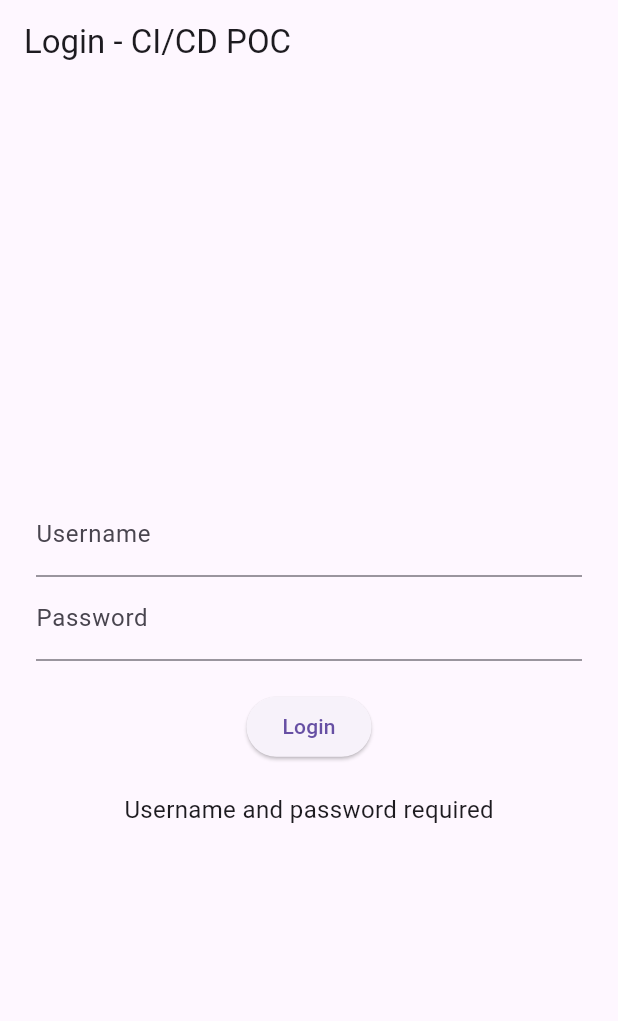
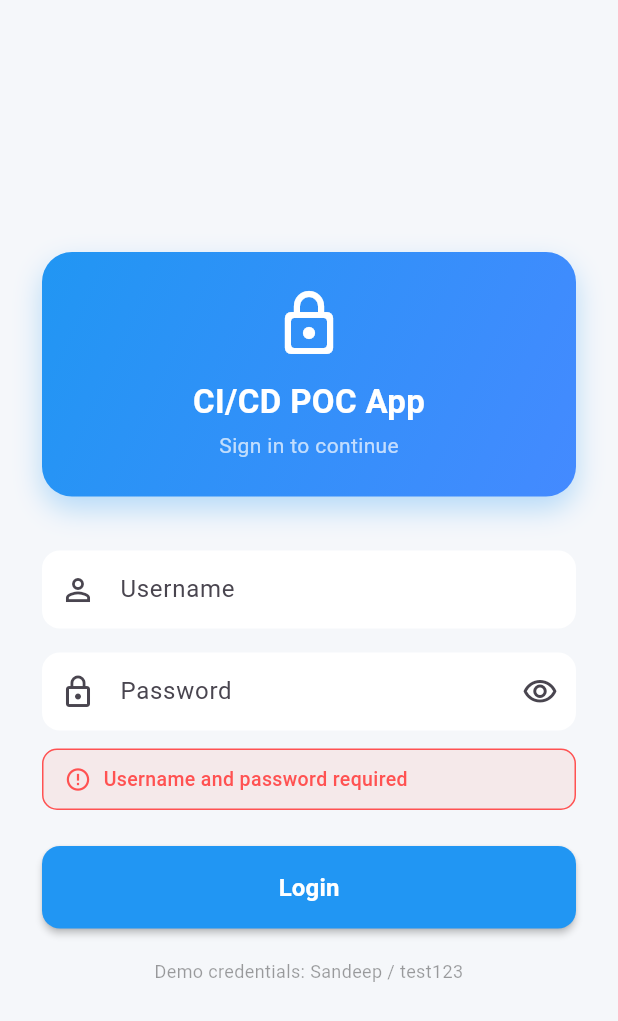
Before and after one commit to Roy7788/cicd_poc, a Flutter app: the screen it shows after launch, after a tap on "Login", on a phone screen of 412 x 824 dp. Shown: the top 1021 px of the screen. Run offline on Flutter 3.47's test engine with Material 3 defaults, Android fonts, the phone set to English and light mode, and no system bars.

Commit message:
Add home screen navigation, fix login validation bug, and improve UI styling

```diff
--- /dev/null
+++ b/lib/login_logic.dart
@@ -0,0 +1,18 @@
+class LoginResult {
+  final bool success;
+  final String message;
+
+  LoginResult(this.success, this.message);
+}
+
+LoginResult validateLogin(String username, String password) {
+  if (username.trim().isEmpty || password.trim().isEmpty) {
+    return LoginResult(false, 'Username and password required');
+  }
+
+  if (username == 'Sandeep' && password == 'test123') {
+    return LoginResult(true, 'Login successful');
+  }
+
+  return LoginResult(false, 'Invalid credentials');
+}
--- a/lib/main.dart
+++ b/lib/main.dart
@@ -1,4 +1,6 @@
 import 'package:flutter/material.dart';
+import 'login_logic.dart';
+import 'home_screen.dart';
 
 void main() {
   runApp(const MyApp());
@@ -11,7 +13,20 @@ class MyApp extends StatelessWidget {
   Widget build(BuildContext context) {
     return MaterialApp(
       title: 'CI/CD POC App',
-      theme: ThemeData(primarySwatch: Colors.blue),
+      theme: ThemeData(
+        primarySwatch: Colors.blue,
+        scaffoldBackgroundColor: const Color(0xFFF5F7FA),
+        inputDecorationTheme: InputDecorationTheme(
+          filled: true,
+          fillColor: Colors.white,
+          border: OutlineInputBorder(
+            borderRadius: BorderRadius.circular(12),
+            borderSide: BorderSide.none,
+          ),
+          contentPadding:
+              const EdgeInsets.symmetric(horizontal: 16, vertical: 14),
+        ),
+      ),
       home: const LoginPage(),
     );
   }
@@ -28,57 +43,183 @@ class _LoginPageState extends State<LoginPage> {
   final TextEditingController _usernameController = TextEditingController();
   final TextEditingController _passwordController = TextEditingController();
   String _message = '';
+  bool _obscurePassword = true;
 
-  // Simple validation logic - this is what our functional tests will check
   void _login() {
-    final username = _usernameController.text.trim();
-    final password = _passwordController.text.trim();
+    final username = _usernameController.text;
+    final result = validateLogin(username, _passwordController.text);
 
-    if (username.isEmpty || password.isEmpty) {
-      setState(() => _message = 'Username and password required');
-      return;
-    }
-
-    if (username == 'rahul' && password == 'test123') {
-      setState(() => _message = 'Login successful');
+    if (result.success) {
+      setState(() => _message = '');
+      Navigator.of(context).push(
+        MaterialPageRoute(
+          builder: (context) => HomeScreen(username: username),
+        ),
+      );
     } else {
-      setState(() => _message = 'Invalid credentials');
+      setState(() => _message = result.message);
     }
   }
 
   @override
   Widget build(BuildContext context) {
     return Scaffold(
-      appBar: AppBar(title: const Text('Login - CI/CD POC')),
-      body: Padding(
-        padding: const EdgeInsets.all(24.0),
+      body: SafeArea(
+        child: SingleChildScrollView(
+          padding: const EdgeInsets.symmetric(horizontal: 28),
+          child: ConstrainedBox(
+            constraints: BoxConstraints(
+              minHeight: MediaQuery.of(context).size.height -
+                  MediaQuery.of(context).padding.top -
+                  MediaQuery.of(context).padding.bottom,
+            ),
+            child: IntrinsicHeight(
               child: Column(
                 mainAxisAlignment: MainAxisAlignment.center,
+                crossAxisAlignment: CrossAxisAlignment.stretch,
                 children: [
+                  // Logo / header section
+                  Container(
+                    padding: const EdgeInsets.all(24),
+                    decoration: BoxDecoration(
+                      gradient: const LinearGradient(
+                        colors: [Colors.blue, Colors.blueAccent],
+                        begin: Alignment.topLeft,
+                        end: Alignment.bottomRight,
+                      ),
+                      borderRadius: BorderRadius.circular(20),
+                      boxShadow: [
+                        BoxShadow(
+                          color: Colors.blue.withValues(alpha: 0.3),
+                          blurRadius: 16,
+                          offset: const Offset(0, 8),
+                        ),
+                      ],
+                    ),
+                    child: const Column(
+                      children: [
+                        Icon(Icons.lock_outline_rounded,
+                            size: 48, color: Colors.white),
+                        SizedBox(height: 12),
+                        Text(
+                          'CI/CD POC App',
+                          style: TextStyle(
+                            fontSize: 22,
+                            fontWeight: FontWeight.bold,
+                            color: Colors.white,
+                          ),
+                        ),
+                        SizedBox(height: 4),
+                        Text(
+                          'Sign in to continue',
+                          style: TextStyle(
+                            fontSize: 14,
+                            color: Colors.white70,
+                          ),
+                        ),
+                      ],
+                    ),
+                  ),
+
+                  const SizedBox(height: 36),
+
+                  // Username field
                   TextField(
                     key: const Key('usernameField'),
                     controller: _usernameController,
-              decoration: const InputDecoration(labelText: 'Username'),
+                    decoration: const InputDecoration(
+                      labelText: 'Username',
+                      prefixIcon: Icon(Icons.person_outline),
                     ),
+                  ),
+                  const SizedBox(height: 16),
+
+                  // Password field
                   TextField(
                     key: const Key('passwordField'),
                     controller: _passwordController,
-              obscureText: true,
-              decoration: const InputDecoration(labelText: 'Password'),
+                    obscureText: _obscurePassword,
+                    decoration: InputDecoration(
+                      labelText: 'Password',
+                      prefixIcon: const Icon(Icons.lock_outline),
+                      suffixIcon: IconButton(
+                        icon: Icon(
+                          _obscurePassword
+                              ? Icons.visibility_outlined
+                              : Icons.visibility_off_outlined,
                         ),
-            const SizedBox(height: 20),
+                        onPressed: () {
+                          setState(() => _obscurePassword = !_obscurePassword);
+                        },
+                      ),
+                    ),
+                  ),
+
+                  const SizedBox(height: 12),
+
+                  // Error/info message
+                  if (_message.isNotEmpty)
+                    Container(
+                      padding: const EdgeInsets.symmetric(
+                          horizontal: 14, vertical: 10),
+                      decoration: BoxDecoration(
+                        color: Colors.red.withValues(alpha: 0.08),
+                        borderRadius: BorderRadius.circular(10),
+                        border: Border.all(color: Colors.redAccent),
+                      ),
+                      child: Row(
+                        children: [
+                          const Icon(Icons.error_outline,
+                              color: Colors.redAccent, size: 18),
+                          const SizedBox(width: 8),
+                          Expanded(
+                            child: Text(
+                              _message,
+                              key: const Key('messageText'),
+                              style: const TextStyle(
+                                color: Colors.redAccent,
+                                fontSize: 13,
+                                fontWeight: FontWeight.w500,
+                              ),
+                            ),
+                          ),
+                        ],
+                      ),
+                    ),
+
+                  const SizedBox(height: 24),
+
+                  // Login button
                   ElevatedButton(
                     key: const Key('loginButton'),
                     onPressed: _login,
-              child: const Text('Login'),
+                    style: ElevatedButton.styleFrom(
+                      backgroundColor: Colors.blue,
+                      foregroundColor: Colors.white,
+                      padding: const EdgeInsets.symmetric(vertical: 16),
+                      shape: RoundedRectangleBorder(
+                        borderRadius: BorderRadius.circular(12),
                       ),
+                      elevation: 2,
+                    ),
+                    child: const Text(
+                      'Login',
+                      style:
+                          TextStyle(fontSize: 16, fontWeight: FontWeight.w600),
+                    ),
+                  ),
+
                   const SizedBox(height: 20),
-            Text(
-              _message,
-              key: const Key('messageText'),
-              style: const TextStyle(fontSize: 16),
+
+                  const Text(
+                    'Demo credentials: Sandeep / test123',
+                    textAlign: TextAlign.center,
+                    style: TextStyle(fontSize: 12, color: Colors.black38),
                   ),
                 ],
+              ),
+            ),
+          ),
         ),
       ),
     );
```
Also changed, not shown: lib/home_screen.dart (added, +182 -0 lines), 3 other files. Lines whose indentation alone changed are shown as unchanged.
